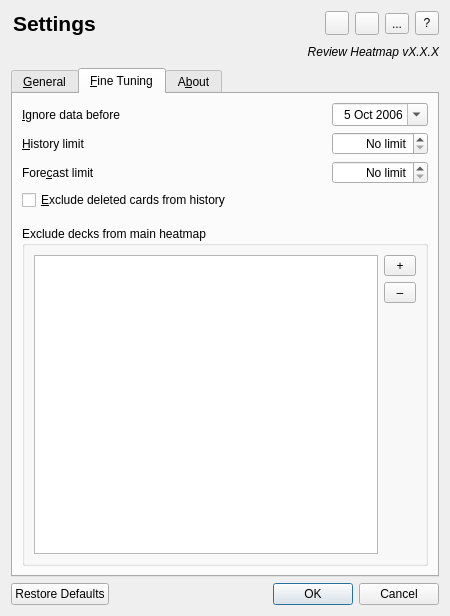
Qt form designer/settings.ui (glutanimate/review-heatmap) before a commit.
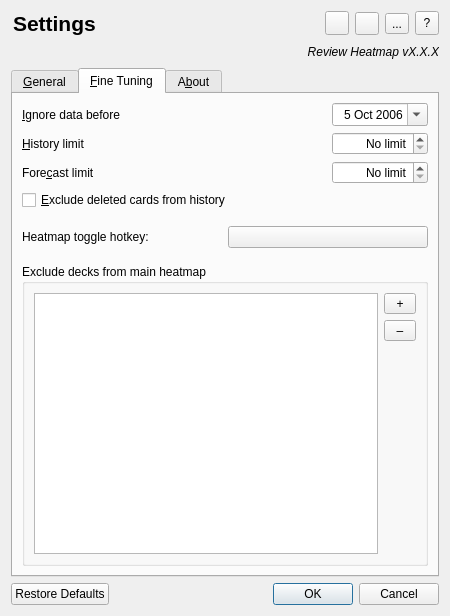
The same form after that commit. The open tabs and pages were chosen to show the change. Icons and pictures are not drawn.

Commit message: Ability to customize hotkey; bind link buttons; refactoring

Diff of the .ui file:
```diff
--- a/designer/settings.ui
+++ b/designer/settings.ui
@@ -663,6 +663,43 @@
          </property>
         </spacer>
        </item>
+       <item>
+        <layout class="QGridLayout" name="layoutHotkey">
+         <item row="0" column="0">
+          <widget class="QLabel" name="label_5">
+           <property name="text">
+            <string>Heatmap toggle hotkey:</string>
+           </property>
+          </widget>
+         </item>
+         <item row="0" column="1">
+          <widget class="QPushButton" name="btnKeyToggle">
+           <property name="focusPolicy">
+            <enum>Qt::TabFocus</enum>
+           </property>
+           <property name="text">
+            <string/>
+           </property>
+          </widget>
+         </item>
+        </layout>
+       </item>
+       <item>
+        <spacer name="verticalSpacer_6">
+         <property name="orientation">
+          <enum>Qt::Vertical</enum>
+         </property>
+         <property name="sizeType">
+          <enum>QSizePolicy::Minimum</enum>
+         </property>
+         <property name="sizeHint" stdset="0">
+          <size>
+           <width>20</width>
+           <height>10</height>
+          </size>
+         </property>
+        </spacer>
+       </item>
        <item>
         <widget class="QGroupBox" name="groupBox_2">
          <property name="title">
```
Left out of the diff: 3 changed lines with no effect on the pictures. The commit also changes 3 other files.
